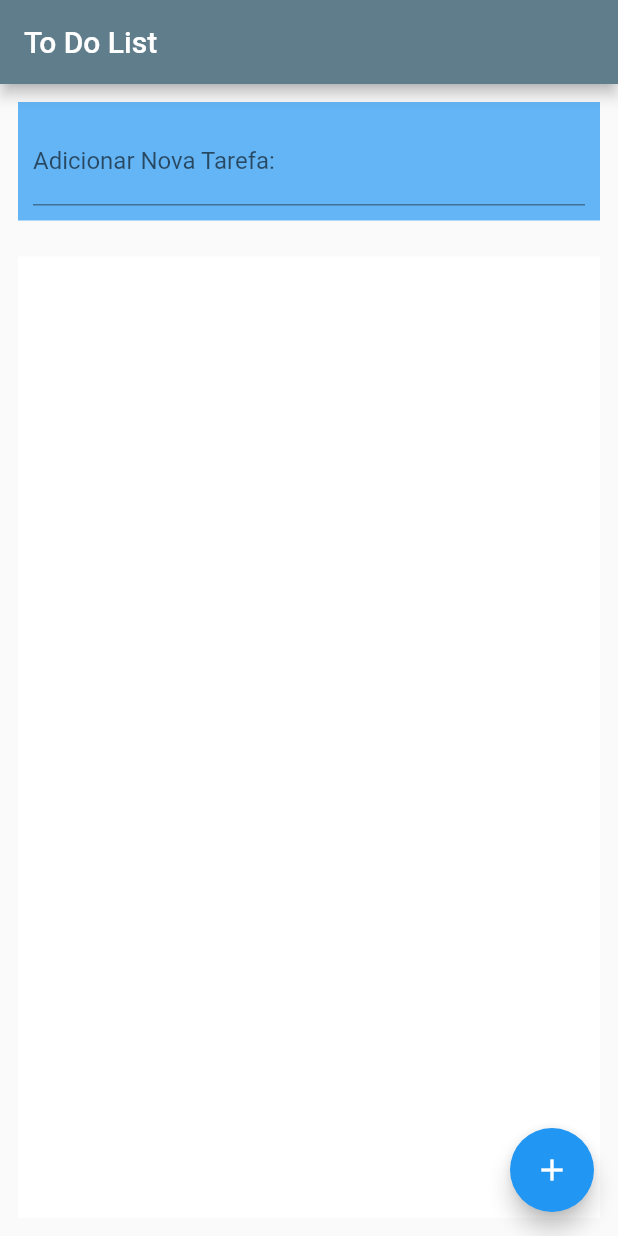
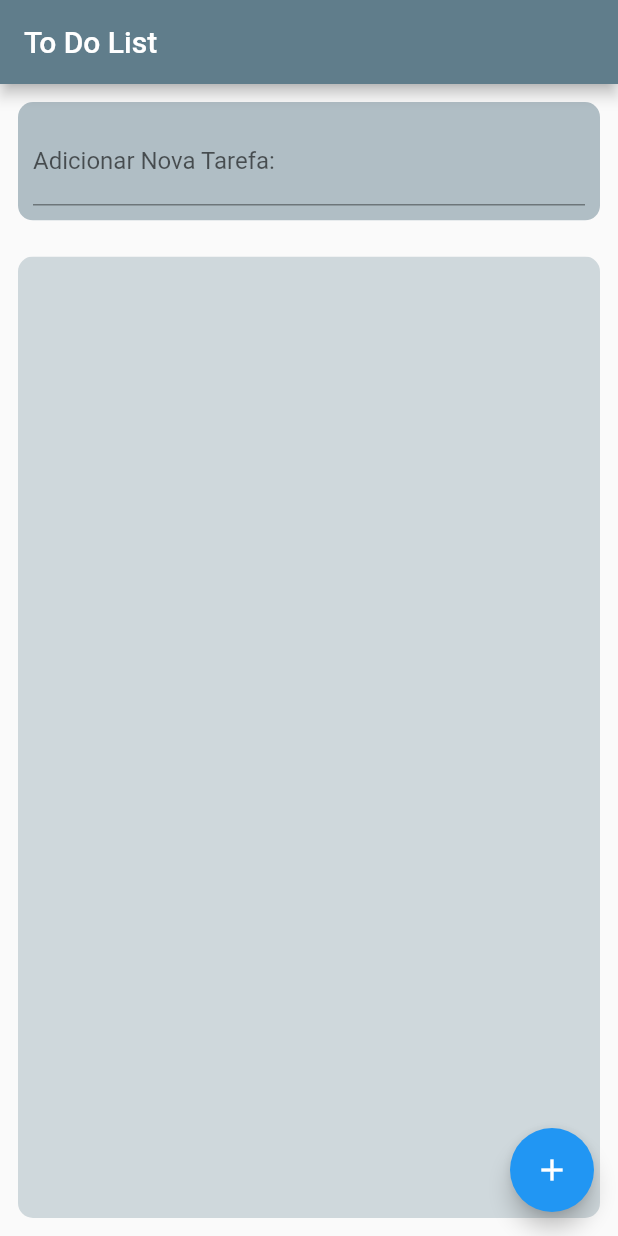
Before and after one commit to Julio-JC/Lista_de_Tarefas, a Flutter app: the screen it shows after launch, on a phone screen of 412 x 824 dp. Run offline on Flutter 3.47's test engine with Material 2 defaults, Android fonts, the phone set to English and light mode, and no system bars; our stand-ins replace shared_preferences.

```diff
--- a/lista_de_tarefas/lib/home_page.dart
+++ b/lista_de_tarefas/lib/home_page.dart
@@ -85,14 +85,16 @@ class _HomePageState extends State<HomePage> {
         children: [
           Padding(
             padding: EdgeInsets.all(12),
+            child: ClipRRect(
+              borderRadius: BorderRadius.circular(10),
               child: Container(
-              color: Colors.blue.shade300,
+                color: Colors.blueGrey[200],
                 child: Padding(
                   padding: EdgeInsets.all(10),
                   child: TextFormField(
                     controller: controleDeTarefa,
                     style: TextStyle(
-                    color: Colors.white,
+                      color: Colors.black,
                     ),
                     keyboardType: TextInputType.text,
                     decoration: InputDecoration(
@@ -103,11 +105,14 @@ class _HomePageState extends State<HomePage> {
                 ),
               ),
             ),
+          ),
           Expanded(
             child: Padding(
               padding: EdgeInsets.all(12),
+              child: ClipRRect(
+                borderRadius: BorderRadius.circular(10),
                 child: Container(
-                color: Colors.white,
+                  color: Colors.blueGrey[100],
                   // ListView.bilder() cria uma matriz rolavel na tela criada sob demanda.
                   child: SafeArea(
                     child: ListView.builder(
@@ -134,13 +139,25 @@ class _HomePageState extends State<HomePage> {
                           ),
                           key: Key(item.tarefa),
                           background: Container(
+                            child: Padding(
+                              padding: EdgeInsets.all(10),
+                              child: Text(
+                                'Excluir',
+                                style: TextStyle(color: Colors.black),
+                                textAlign: TextAlign.end,
+                              ),
+                            ),
                             color: Colors.red.withOpacity(0.2),
                           ),
                           onDismissed: (direction) {
+                            if (direction == DismissDirection.endToStart) {
                               remover(index);
+                            }
+                            ;
                           },
                         );
                       },
+                    ),
                   ),
                 ),
               ),
```
Also changed, not shown: 37 other files. Lines whose indentation alone changed are shown as unchanged.
